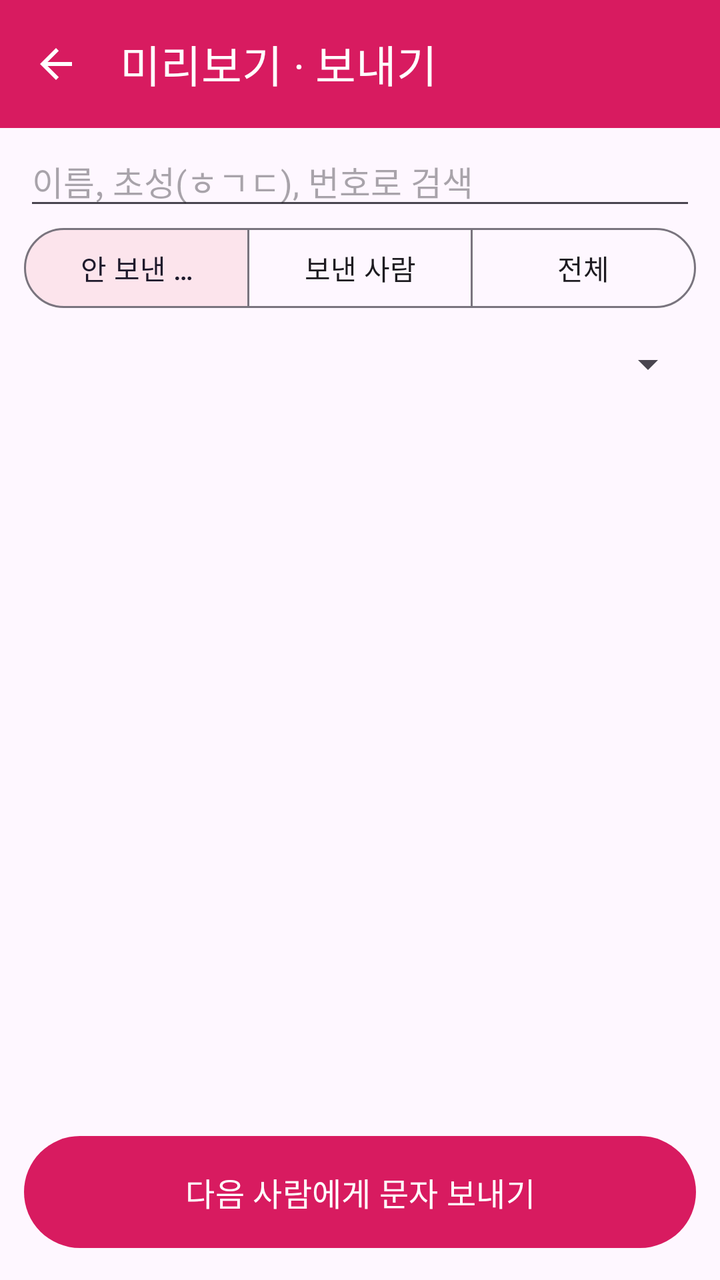
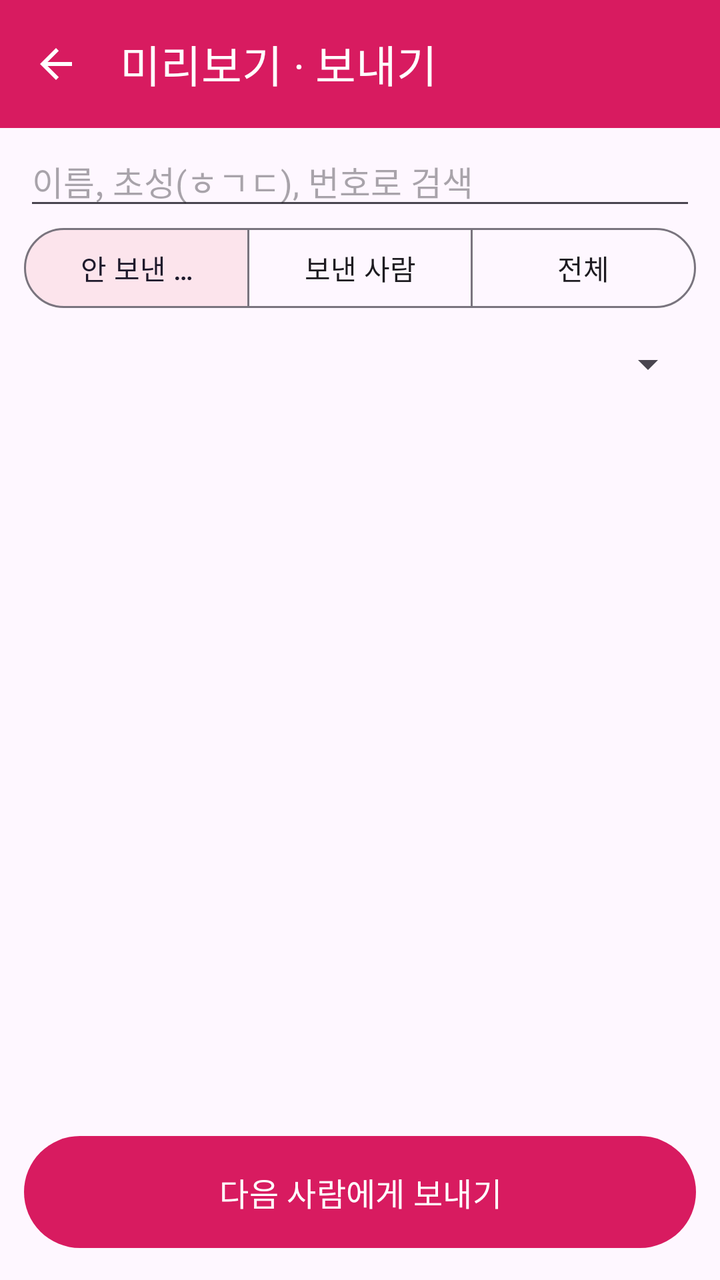

Two renders of the same Android screen: before a commit and after it. Below are the layout's source before the change and the commit's diff.
<!-- AndroidManifest.xml: application theme Theme.SendWeddingSMS -->
<!-- res/layout/activity_preview.xml -->
<?xml version="1.0" encoding="utf-8"?>
<LinearLayout xmlns:android="http://schemas.android.com/apk/res/android"
    xmlns:app="http://schemas.android.com/apk/res-auto"
    android:layout_width="match_parent"
    android:layout_height="match_parent"
    android:orientation="vertical">

    <com.google.android.material.appbar.MaterialToolbar
        android:id="@+id/toolbar"
        android:layout_width="match_parent"
        android:layout_height="?attr/actionBarSize"
        android:background="@color/pink"
        android:theme="@style/ThemeOverlay.Material3.Dark.ActionBar"
        app:navigationIcon="?attr/homeAsUpIndicator"
        app:title="@string/preview_button"
        app:titleTextColor="#FFFFFF" />

    <TextView
        android:id="@+id/linkWarning"
        android:layout_width="match_parent"
        android:layout_height="wrap_content"
        android:background="#FFF3E0"
        android:padding="12dp"
        android:text="청첩장 주소가 아직 비어 있어요. 여기를 눌러 넣어 주세요."
        android:textColor="#E65100"
        android:textSize="15sp"
        android:visibility="gone" />

    <EditText
        android:id="@+id/search"
        android:layout_width="match_parent"
        android:layout_height="wrap_content"
        android:layout_marginHorizontal="12dp"
        android:layout_marginTop="4dp"
        android:hint="@string/search_hint"
        android:importantForAutofill="no"
        android:inputType="text"
        android:maxLines="1"
        android:textSize="17sp" />

    <com.google.android.material.button.MaterialButtonToggleGroup
        android:id="@+id/statusGroup"
        android:layout_width="match_parent"
        android:layout_height="wrap_content"
        android:layout_marginHorizontal="12dp"
        app:checkedButton="@id/statusUnsent"
        app:selectionRequired="true"
        app:singleSelection="true">

        <Button
            android:id="@+id/statusUnsent"
            style="@style/Widget.Material3.Button.OutlinedButton"
            android:layout_width="0dp"
            android:layout_height="wrap_content"
            android:layout_weight="1"
            android:text="안 보낸 사람" />

        <Button
            android:id="@+id/statusSent"
            style="@style/Widget.Material3.Button.OutlinedButton"
            android:layout_width="0dp"
            android:layout_height="wrap_content"
            android:layout_weight="1"
            android:text="보낸 사람" />

        <Button
            android:id="@+id/statusAll"
            style="@style/Widget.Material3.Button.OutlinedButton"
            android:layout_width="0dp"
            android:layout_height="wrap_content"
            android:layout_weight="1"
            android:text="전체" />
    </com.google.android.material.button.MaterialButtonToggleGroup>

    <Spinner
        android:id="@+id/formatFilter"
        android:layout_width="match_parent"
        android:layout_height="48dp"
        android:layout_marginHorizontal="12dp" />

    <TextView
        android:id="@+id/count"
        android:layout_width="match_parent"
        android:layout_height="wrap_content"
        android:paddingHorizontal="16dp"
        android:paddingVertical="4dp"
        android:textSize="15sp"
        android:textStyle="bold" />

    <androidx.recyclerview.widget.RecyclerView
        android:id="@+id/list"
        android:layout_width="match_parent"
        android:layout_height="0dp"
        android:layout_weight="1"
        android:clipToPadding="false"
        android:paddingHorizontal="8dp"
        android:paddingBottom="8dp" />

    <LinearLayout
        android:layout_width="match_parent"
        android:layout_height="wrap_content"
        android:orientation="horizontal"
        android:padding="8dp">

        <Button
            android:id="@+id/sendNext"
            android:layout_width="0dp"
            android:layout_height="64dp"
            android:layout_margin="4dp"
            android:layout_weight="1"
            android:text="다음 사람에게 문자 보내기"
            android:textSize="16sp" />

        <Button
            android:id="@+id/autoSend"
            style="@style/Widget.Material3.Button.TonalButton"
            android:layout_width="0dp"
            android:layout_height="64dp"
            android:layout_margin="4dp"
            android:layout_weight="1"
            android:text="자동 발송"
            android:textSize="16sp"
            android:visibility="gone" />
    </LinearLayout>
</LinearLayout>
<!-- resources referenced by this layout -->
<resources>
  <color name="pink">#D81B60</color>
  <string name="preview_button">미리보기 · 보내기</string>
  <string name="search_hint">이름, 초성(ㅎㄱㄷ), 번호로 검색</string>
  <style name="Theme.SendWeddingSMS" parent="Theme.Material3.Light.NoActionBar">
          <item name="colorPrimary">@color/pink</item>
          <item name="colorSecondaryContainer">@color/pink_light</item>
          <item name="android:statusBarColor">@color/pink</item>
      </style>
  <color name="pink_light">#FCE4EC</color>
</resources>

<!-- the commit's change to res/layout/activity_preview.xml (unified diff, before → after) -->
@@ -108,7 +108,7 @@
             android:layout_height="64dp"
             android:layout_margin="4dp"
             android:layout_weight="1"
-            android:text="다음 사람에게 문자 보내기"
+            android:text="다음 사람에게 보내기"
             android:textSize="16sp" />
 
         <Button
@@ -118,7 +118,7 @@
             android:layout_height="64dp"
             android:layout_margin="4dp"
             android:layout_weight="1"
-            android:text="자동 발송"
+            android:text="안 보낸 사람 모두 보내기"
             android:textSize="16sp"
             android:visibility="gone" />
     </LinearLayout>
